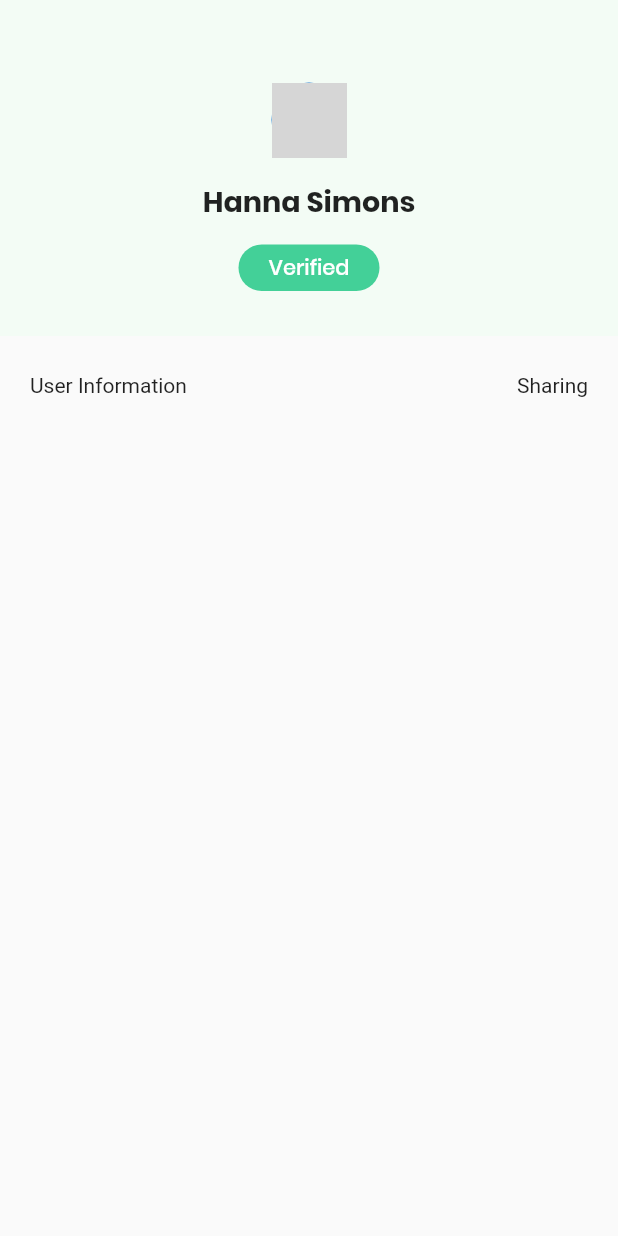
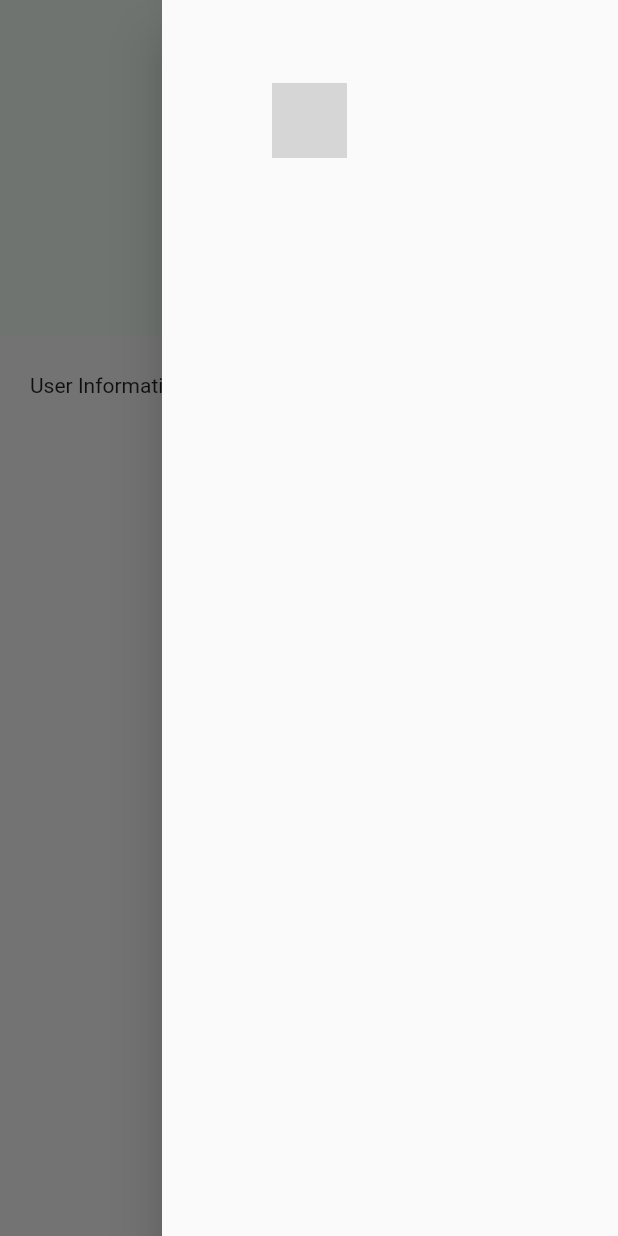
Before and after one commit to kcsuffolk/idntfy-app, a Flutter app: the Profile screen opened by its route, with the side drawer open (before the commit the screen has no drawer), on a phone screen of 412 x 824 dp. Run offline on Flutter 3.47's test engine with Material 2 defaults, Android fonts, the phone set to English and light mode, and no system bars; missing offline and left inert: qr_code_scanner; grey boxes are pictures that could not be loaded.

```diff
--- a/lib/screens/Profile.dart
+++ b/lib/screens/Profile.dart
@@ -6,10 +6,18 @@ class Profile extends StatefulWidget {
 }
 
 class _ProfileState extends State<Profile> {
+  var scaffoldKey = GlobalKey<ScaffoldState>();
+
   @override
   Widget build(BuildContext context) {
     return Scaffold(
-      body: Column(
+      key: scaffoldKey,
+      endDrawer: Drawer(
+        child: ListView(),
+      ),
+      body: Stack(
+        children: <Widget>[
+          Column(
             children: <Widget>[
               Container(
                 width: double.infinity,
@@ -35,8 +43,8 @@ class _ProfileState extends State<Profile> {
                         ),
                       ),
                       Container(
-                    padding:
-                        EdgeInsets.symmetric(horizontal: 20.0, vertical: 5.0),
+                        padding: EdgeInsets.symmetric(
+                            horizontal: 20.0, vertical: 5.0),
                         margin: EdgeInsets.only(bottom: 30.0),
                         decoration: BoxDecoration(
                           color: Color(0xff43D098), // Todo: Change Color
@@ -83,6 +91,17 @@ class _ProfileState extends State<Profile> {
                   ),
             ],
           ),
+          Positioned(
+            right: 20,
+            top: 55,
+            child: IconButton(
+              icon: Icon(Icons.menu),
+              color: Colors.black,
+              onPressed: () => scaffoldKey.currentState.openEndDrawer(),
+            ),
+          ),
+        ],
+      ),
     );
   }
 }
```
Lines whose indentation alone changed are shown as unchanged.
